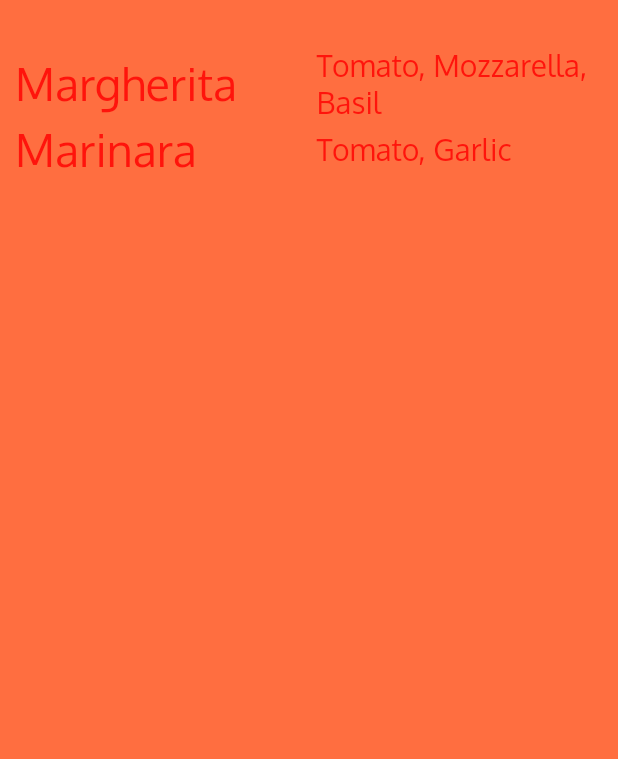
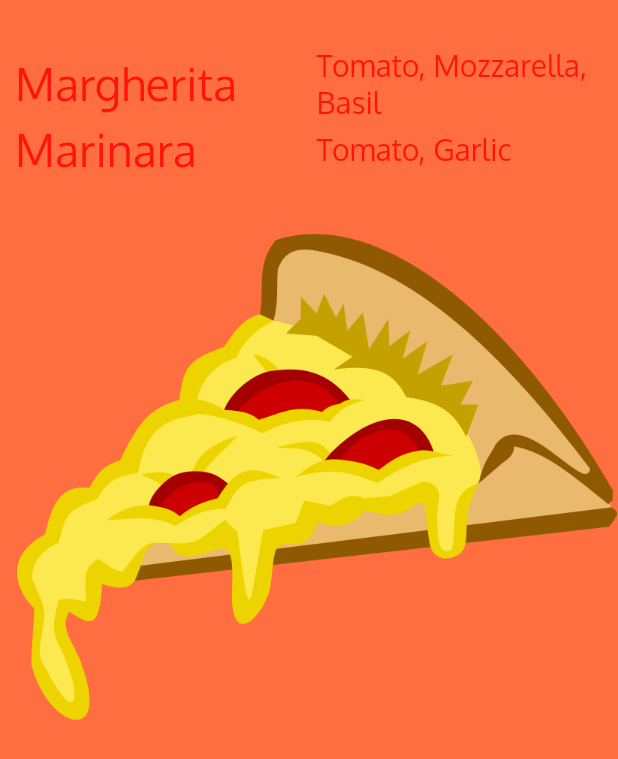
Before and after one commit to RafalChalupnik/FlutterHelloWorld, a Flutter app: the screen it shows after launch, on a phone screen of 412 x 824 dp. Shown: the top 759 px of the screen. Run offline on Flutter 3.47's test engine with Material 2 defaults, Android fonts, the phone set to English and light mode, and no system bars.

Commit message:
Adding Images from Assets

```diff
--- a/app_widgets/lib/ui/home.dart
+++ b/app_widgets/lib/ui/home.dart
@@ -44,8 +44,18 @@ class Home extends StatelessWidget {
               fontWeight: FontWeight.normal
             )
           ))
-        ])
+        ]),
+        PizzaImageWidget()
       ])
     ));
   }
 }
+
+class PizzaImageWidget extends StatelessWidget {
+  @override
+  Widget build(BuildContext context) {
+    var pizzaAsset = AssetImage('images/pizza.png');
+    var image = Image(image: pizzaAsset, width: 400, height: 400);
+    return Container(child: image);
+  }
+}
--- a/app_widgets/pubspec.yaml
+++ b/app_widgets/pubspec.yaml
@@ -45,9 +45,9 @@ flutter:
   uses-material-design: true
 
   # To add assets to your application, add an assets section, like this:
-  # assets:
-  #   - images/a_dot_burr.jpeg
-  #   - images/a_dot_ham.jpeg
+  assets:
+    - images/pizza.png
+    # - images/a_dot_ham.jpeg
 
   # An image asset can refer to one or more resolution-specific "variants", see
   # https://flutter.dev/assets-and-images/#resolution-aware.
```
Also changed, not shown: app_widgets/images/pizza.png (added).
